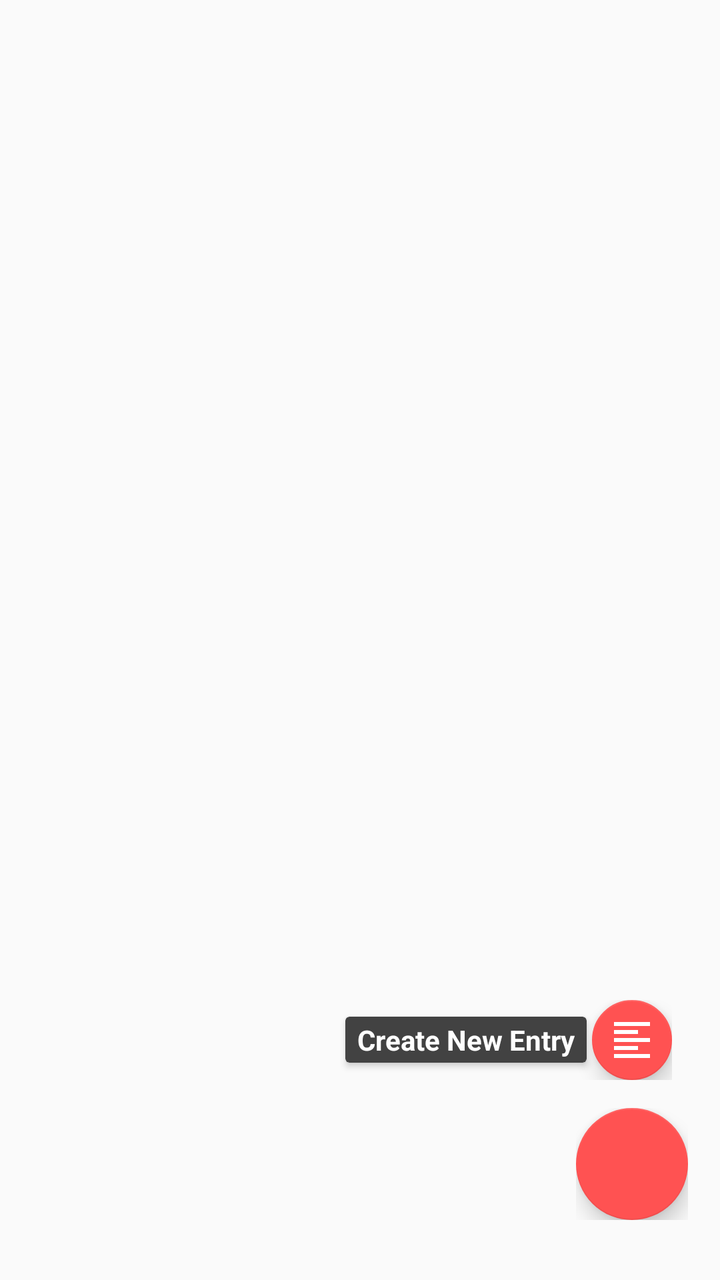
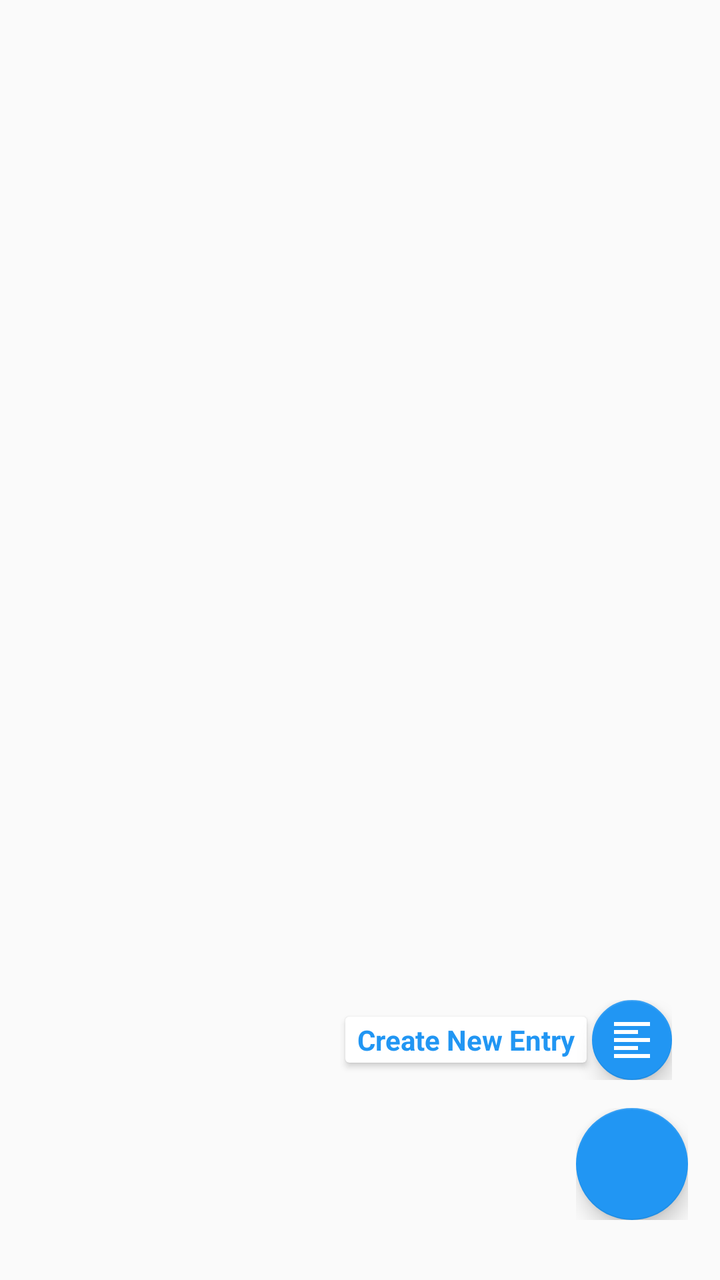

Before-and-after screenshots of an Android layout around one commit, followed by the original layout XML and the change that was made.
<!-- AndroidManifest.xml: application theme Base.Theme.Toolbar -->
<!-- res/layout/layout_fab_manlog.xml -->
<?xml version="1.0" encoding="utf-8"?>
<FrameLayout xmlns:android="http://schemas.android.com/apk/res/android"
    xmlns:app="http://schemas.android.com/apk/res-auto"
    android:id="@+id/fabFrame"
    android:layout_width="match_parent"
    android:layout_height="match_parent"
    android:layout_marginTop="?attr/actionBarSize"
    android:paddingLeft="@dimen/activity_horizontal_margin"
    android:paddingRight="@dimen/activity_horizontal_margin"
    android:paddingTop="@dimen/activity_vertical_margin"
    android:orientation="vertical">

    <LinearLayout
        android:id="@+id/layoutFabAddNew"
        android:layout_width="wrap_content"
        android:layout_height="wrap_content"
        android:gravity="center_vertical"
        android:layout_gravity="bottom|end"
        android:layout_marginRight="8dp"
        android:layout_marginBottom="100dp"
        android:layout_marginEnd="8dp"
        android:orientation="horizontal">

        <android.support.v7.widget.CardView
            android:layout_width="wrap_content"
            android:layout_height="wrap_content"
            android:backgroundTint="@color/card_background"
            app:cardCornerRadius="@dimen/cardCornerRadius"
            app:cardElevation="@dimen/cardElevation"
            app:cardUseCompatPadding="true">

            <TextView
                android:id="@+id/addNewTV"
                android:layout_width="wrap_content"
                android:layout_height="wrap_content"
                android:text="@string/FabNewManLog"
                android:textColor="@color/fab_card_text"
                android:textAppearance="?android:attr/textAppearanceSmall"
                android:textStyle="bold"
                android:paddingRight="@dimen/cardview_horizontal_padding"
                android:paddingLeft="@dimen/cardview_horizontal_padding"
                android:paddingBottom="@dimen/cardview_vertical_padding"
                android:paddingTop="@dimen/cardview_vertical_padding" />
        </android.support.v7.widget.CardView>

        <android.support.design.widget.FloatingActionButton
            android:id="@+id/fabAddNew"
            android:layout_width="wrap_content"
            android:layout_height="wrap_content"
            android:src="@drawable/ic_format_align_left_white"
            app:backgroundTint="@color/fab"
            app:fabSize="mini" />

    </LinearLayout>


    <LinearLayout
        android:id="@+id/layoutFabManLog"
        android:layout_width="wrap_content"
        android:layout_height="wrap_content"
        android:gravity="center_vertical"
        android:layout_gravity="bottom|end"
        android:layout_marginBottom="30dp"
        android:orientation="horizontal">

        <android.support.design.widget.FloatingActionButton
            android:id="@+id/fabManLog"
            android:layout_width="wrap_content"
            android:layout_height="wrap_content"
            android:layout_gravity="bottom|end"
            app:backgroundTint="@color/fab"
            app:fabSize="normal" />

    </LinearLayout>
</FrameLayout>
<!-- resources referenced by this layout -->
<resources>
  <color name="card_background">@color/grey800</color>
  <color name="fab">@color/night_text</color>
  <color name="fab_card_text">@color/white</color>
  <dimen name="activity_horizontal_margin">16dp</dimen>
  <dimen name="activity_vertical_margin">16dp</dimen>
  <dimen name="cardCornerRadius">2dp</dimen>
  <dimen name="cardElevation">2dp</dimen>
  <dimen name="cardview_horizontal_padding">6dp</dimen>
  <dimen name="cardview_vertical_padding">2dp</dimen>
  <!-- drawable ic_format_align_left_white: png bitmap (drawable-hdpi, 101 bytes) -->
  <string name="FabNewManLog">Create New Entry</string>
  <style name="Base.Theme.Toolbar" parent="Theme.AppCompat.Light.NoActionBar">
          <item name="colorPrimary">@color/primary</item>
          <item name="colorPrimaryDark">@color/primary_dark</item>
          <item name="colorAccent">@color/night_text</item>
          <item name="mcab_contentinset_start">60dp</item>
      </style>
  <color name="grey800">#424242</color>
  <color name="night_text">@color/accent</color>
  <color name="white">#ffffff</color>
  <color name="primary">#ff3F51B5</color>
  <color name="primary_dark">#ff303F9F</color>
  <color name="accent">#ffFF5252</color>
</resources>

<!-- the commit's change to res/layout/layout_fab_manlog.xml (unified diff, before → after) -->
@@ -21,10 +21,10 @@
         android:layout_marginEnd="8dp"
         android:orientation="horizontal">
 
-        <android.support.v7.widget.CardView
+        <androidx.cardview.widget.CardView
             android:layout_width="wrap_content"
             android:layout_height="wrap_content"
-            android:backgroundTint="@color/card_background"
+            android:backgroundTint="@color/background"
             app:cardCornerRadius="@dimen/cardCornerRadius"
             app:cardElevation="@dimen/cardElevation"
             app:cardUseCompatPadding="true">
@@ -33,17 +33,17 @@
                 android:id="@+id/addNewTV"
                 android:layout_width="wrap_content"
                 android:layout_height="wrap_content"
+                android:paddingLeft="@dimen/cardview_horizontal_padding"
+                android:paddingTop="@dimen/cardview_vertical_padding"
+                android:paddingRight="@dimen/cardview_horizontal_padding"
+                android:paddingBottom="@dimen/cardview_vertical_padding"
                 android:text="@string/FabNewManLog"
+                android:textAppearance="?android:attr/textAppearanceSmall"
                 android:textColor="@color/fab_card_text"
-                android:textAppearance="?android:attr/textAppearanceSmall"
-                android:textStyle="bold"
-                android:paddingRight="@dimen/cardview_horizontal_padding"
-                android:paddingLeft="@dimen/cardview_horizontal_padding"
-                android:paddingBottom="@dimen/cardview_vertical_padding"
-                android:paddingTop="@dimen/cardview_vertical_padding" />
-        </android.support.v7.widget.CardView>
+                android:textStyle="bold" />
+        </androidx.cardview.widget.CardView>
 
-        <android.support.design.widget.FloatingActionButton
+        <com.google.android.material.floatingactionbutton.FloatingActionButton
             android:id="@+id/fabAddNew"
             android:layout_width="wrap_content"
             android:layout_height="wrap_content"
@@ -63,7 +63,7 @@
         android:layout_marginBottom="30dp"
         android:orientation="horizontal">
 
-        <android.support.design.widget.FloatingActionButton
+        <com.google.android.material.floatingactionbutton.FloatingActionButton
             android:id="@+id/fabManLog"
             android:layout_width="wrap_content"
             android:layout_height="wrap_content"
<!-- resource entries referenced after the edit -->
@@ -1,8 +1,8 @@
 <!-- resources referenced by this layout -->
 <resources>
-  <color name="card_background">@color/grey800</color>
+  <color name="background">#ffffffff</color>
   <color name="fab">@color/night_text</color>
-  <color name="fab_card_text">@color/white</color>
+  <color name="fab_card_text">@color/accent</color>
   <dimen name="activity_horizontal_margin">16dp</dimen>
   <dimen name="activity_vertical_margin">16dp</dimen>
   <dimen name="cardCornerRadius">2dp</dimen>
@@ -15,13 +15,10 @@
           <item name="colorPrimary">@color/primary</item>
           <item name="colorPrimaryDark">@color/primary_dark</item>
           <item name="colorAccent">@color/night_text</item>
-          <item name="mcab_contentinset_start">60dp</item>
       </style>
-  <color name="grey800">#424242</color>
   <color name="night_text">@color/accent</color>
-  <color name="white">#ffffff</color>
   <color name="primary">#ff3F51B5</color>
   <color name="primary_dark">#ff303F9F</color>
-  <color name="accent">#ffFF5252</color>
+  <color name="accent">#2196F3</color>
 </resources>
 
